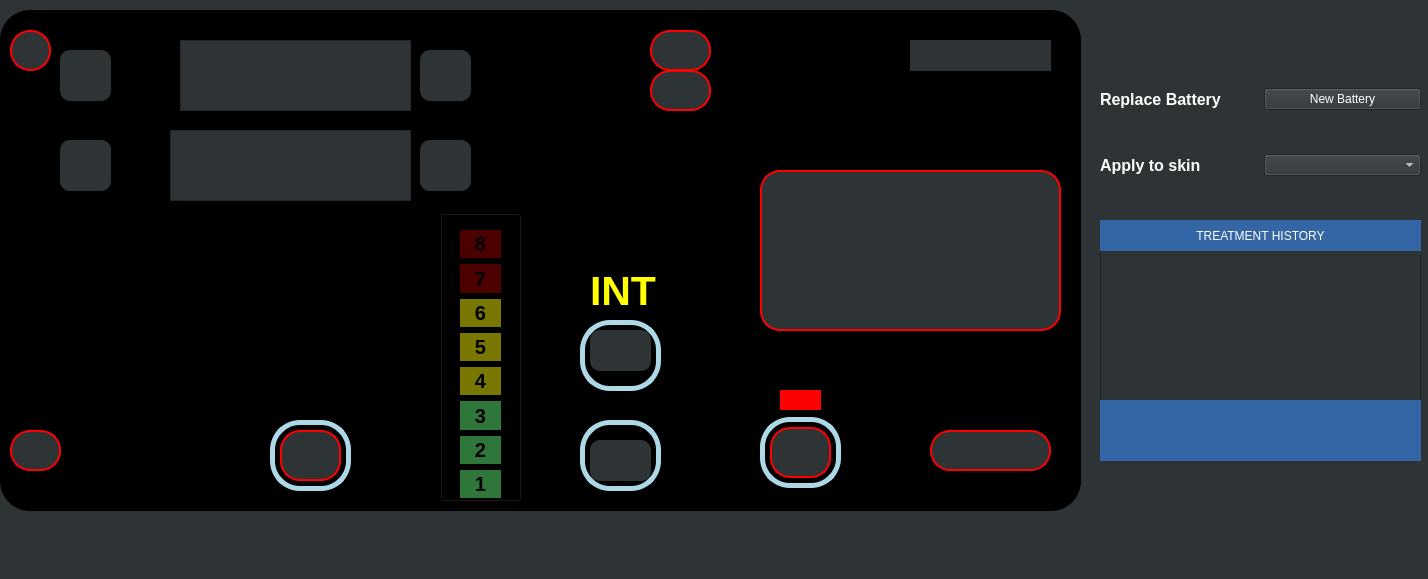
Old version of the form Oasis/mainwindow.ui in the repository AmnElDawla/OasisPro.
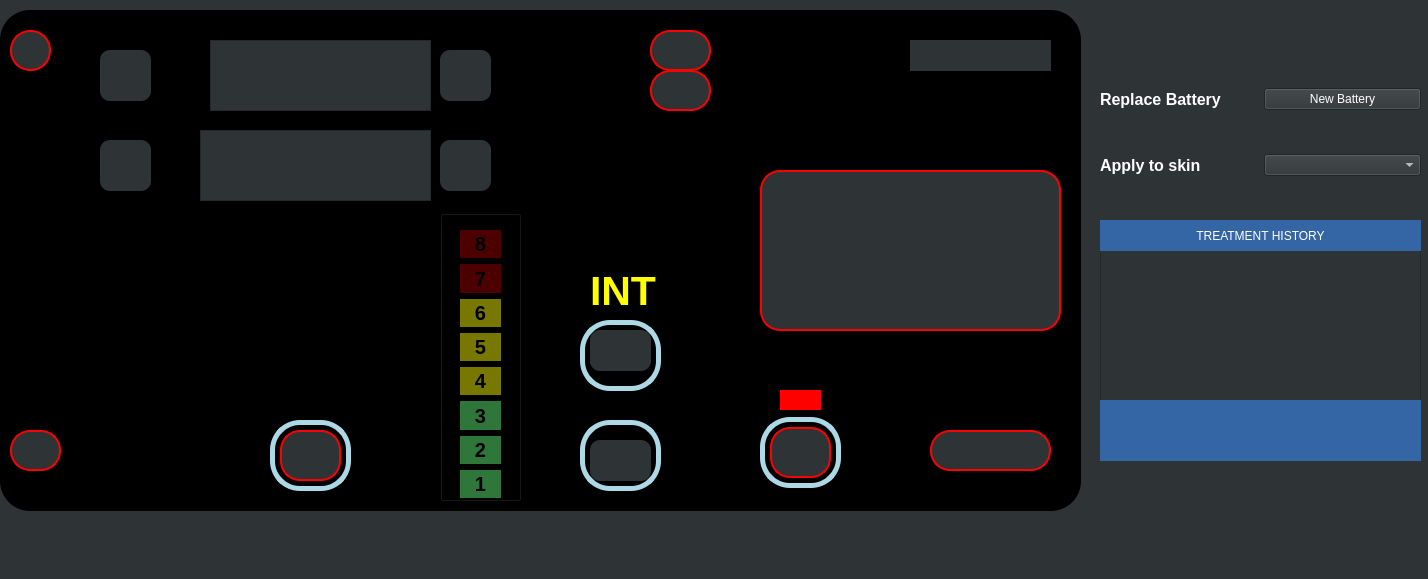
New version of the form. Icons and pictures are not drawn.

Commit message: Left and right button click code

What changed in the file:
```diff
--- a/Oasis/mainwindow.ui
+++ b/Oasis/mainwindow.ui
@@ -663,9 +663,9 @@
     <widget class="QListWidget" name="listWidget">
      <property name="geometry">
       <rect>
-       <x>180</x>
+       <x>210</x>
        <y>30</y>
-       <width>231</width>
+       <width>221</width>
        <height>71</height>
       </rect>
      </property>
@@ -673,9 +673,9 @@
     <widget class="QListWidget" name="listWidget_2">
      <property name="geometry">
       <rect>
-       <x>170</x>
+       <x>200</x>
        <y>120</y>
-       <width>241</width>
+       <width>231</width>
        <height>71</height>
       </rect>
      </property>
@@ -703,7 +703,7 @@
     <widget class="QPushButton" name="aboveRight">
      <property name="geometry">
       <rect>
-       <x>420</x>
+       <x>440</x>
        <y>40</y>
        <width>51</width>
        <height>51</height>
@@ -724,7 +724,7 @@
     <widget class="QPushButton" name="belowRight">
      <property name="geometry">
       <rect>
-       <x>420</x>
+       <x>440</x>
        <y>130</y>
        <width>51</width>
        <height>51</height>
@@ -744,7 +744,7 @@
     <widget class="QPushButton" name="aboveLeft">
      <property name="geometry">
       <rect>
-       <x>60</x>
+       <x>100</x>
        <y>40</y>
        <width>51</width>
        <height>51</height>
@@ -764,7 +764,7 @@
     <widget class="QPushButton" name="belowLeft">
      <property name="geometry">
       <rect>
-       <x>60</x>
+       <x>100</x>
        <y>130</y>
        <width>51</width>
        <height>51</height>
```
The commit also changes 2 other files.
